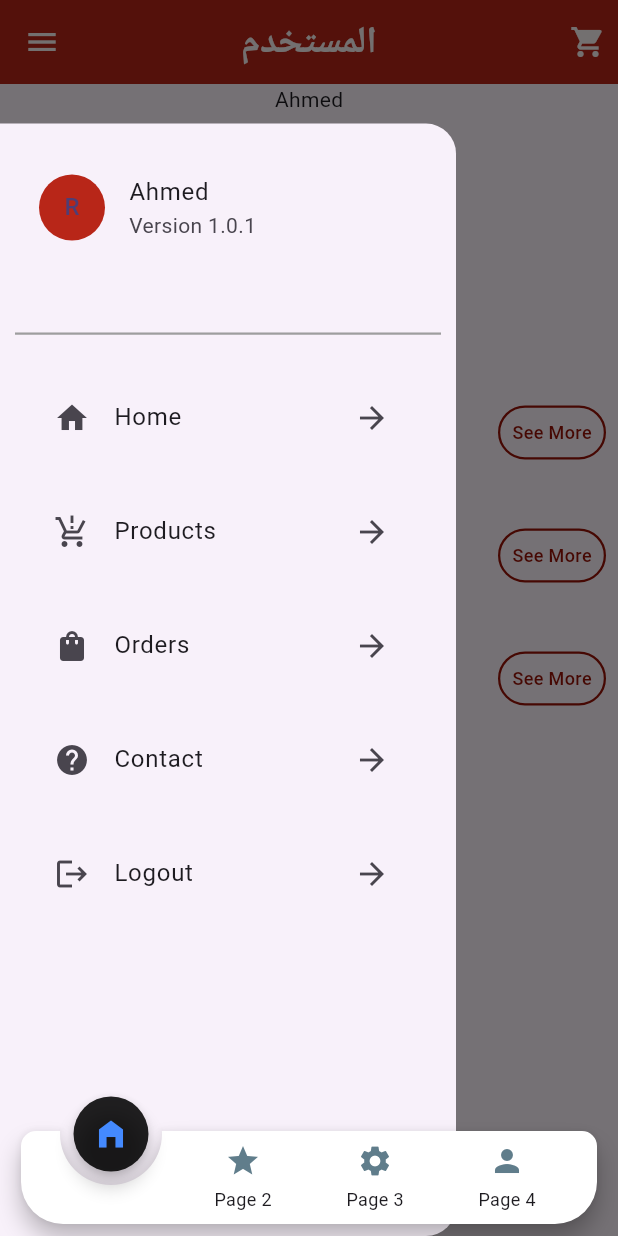
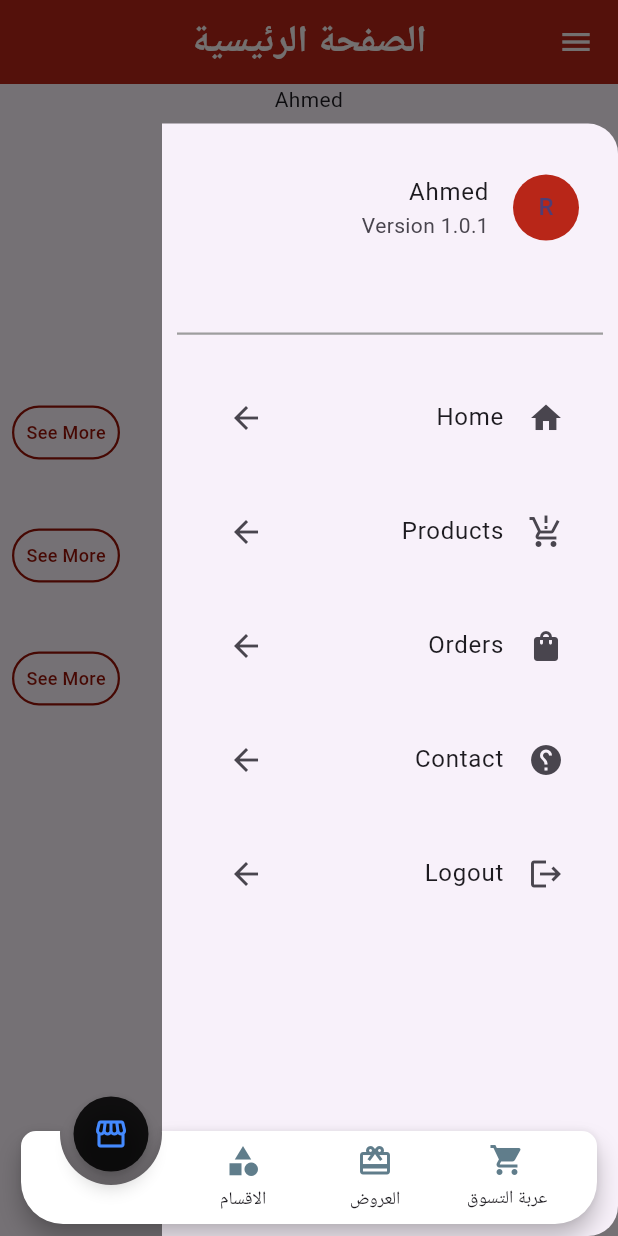
Before and after one commit to Ahmed-1016/E-Market, a Flutter app: the MyHomePage screen opened directly, with the side drawer open, on a phone screen of 412 x 824 dp. Run offline on Flutter 3.47's test engine with Material 3 defaults, Android fonts, the phone set to English and light mode, and no system bars; drawn by our look-alikes of animated_notch_bottom_bar, carousel_slider; our stand-ins replace cached_network_image, cloud_firestore, firebase_auth, firebase_core, firebase_messaging, flutter_easyloading and 5 more; missing offline and left inert: image_card; accounts and stored records are empty.

Commit message:
Your commit message

```diff
--- a/lib/controllers/cart-price-controller.dart
+++ b/lib/controllers/cart-price-controller.dart
@@ -6,6 +6,7 @@ import 'package:get/get.dart';
 
 class CartPriceController extends GetxController {
   RxDouble totalPrice = 0.0.obs;
+  int checkcart = 0;
   User? user = FirebaseAuth.instance.currentUser;
 
   @override
@@ -23,12 +24,15 @@ class CartPriceController extends GetxController {
         .get();
 
     double sum = 0.0;
+    int quantity = 0;
     for (final doc in snapshot.docs) {
       final data = doc.data();
       if (data != null && data.containsKey('productTotalPrice')) {
         sum += (data['productTotalPrice'] as num).toDouble();
+        quantity = (data['productQuantity'] as num).toInt();
       }
     }
     totalPrice.value = sum;
+    checkcart = quantity;
   }
 }
--- a/lib/main.dart
+++ b/lib/main.dart
@@ -11,24 +11,25 @@ void main() async {
     options: DefaultFirebaseOptions.currentPlatform,
   );
 
-  runApp(const MyApp());  //تشغيل التطبيق
+  runApp(MyApp()); //تشغيل التطبيق
 }
 
 class MyApp extends StatelessWidget {
-  const MyApp({super.key});  //البناء
+  MyApp({super.key}); //البناء
 
   // This widget is the root of your application.
   @override
   Widget build(BuildContext context) {
     return GetMaterialApp(
+      locale: Locale("ar"),
       debugShowCheckedModeBanner: false,
       title: 'E-Market',
       theme: ThemeData(
         colorScheme: ColorScheme.fromSeed(seedColor: Colors.deepPurple),
         useMaterial3: true,
       ),
-      home: const SplashScreen(),  //الشاشة الرئيسية
-      builder: EasyLoading.init(),     //تهيئة الloading
+      home: const SplashScreen(), //الشاشة الرئيسية
+      builder: EasyLoading.init(), //تهيئة الloading
     );
   }
 }
--- a/lib/screens/user-panel/my-home-page-screen.dart
+++ b/lib/screens/user-panel/my-home-page-screen.dart
@@ -1,5 +1,7 @@
-
 import 'package:animated_notch_bottom_bar/animated_notch_bottom_bar/animated_notch_bottom_bar.dart';
+import 'package:first/screens/user-panel/all-categories-screen.dart';
+import 'package:first/screens/user-panel/all-flash-sale-products-screen.dart';
+import 'package:first/screens/user-panel/cart-screen.dart';
 import 'package:first/screens/user-panel/user-main-screen.dart';
 import 'package:flutter/material.dart';
 
@@ -12,12 +14,13 @@ class MyHomePage extends StatefulWidget {
 
 class _MyHomePageState extends State<MyHomePage> {
   /// Controller to handle PageView and also handles initial page
-  final _pageController = PageController(initialPage: 0);
+  final _pageController = PageController(initialPage: 3);
 
   /// Controller to handle bottom nav bar and also handles initial page
-  final NotchBottomBarController _controller = NotchBottomBarController(index: 0);
+  final NotchBottomBarController _controller =
+      NotchBottomBarController(index: 3);
 
-  int maxCount = 5;
+  int maxCount = 4;
 
   @override
   void dispose() {
@@ -30,19 +33,17 @@ class _MyHomePageState extends State<MyHomePage> {
   Widget build(BuildContext context) {
     /// widget list
     final List<Widget> bottomBarPages = [
-      UserMainScreen(
-        controller: (_controller),
-      ),
-      const Page2(),
-      const Page3(),
-      const Page4(),
-
+      CartScreen(),
+      AllFlashSaleProductsScreen(),
+      AllCategoriesScreen(),
+      UserMainScreen(),
     ];
     return Scaffold(
       body: PageView(
         controller: _pageController,
         physics: const NeverScrollableScrollPhysics(),
-        children: List.generate(bottomBarPages.length, (index) => bottomBarPages[index]),
+        children: List.generate(
+            bottomBarPages.length, (index) => bottomBarPages[index]),
       ),
       extendBody: true,
       bottomNavigationBar: (bottomBarPages.length <= maxCount)
@@ -57,14 +58,14 @@ class _MyHomePageState extends State<MyHomePage> {
               kBottomRadius: 28.0,
 
               // notchShader: const SweepGradient(
-              //   startAngle: 0,
+              //   shopping_carttAngle: 0,
               //   endAngle: pi / 2,
               //   colors: [Colors.red, Colors.green, Colors.orange],
               //   tileMode: TileMode.mirror,
               // ).createShader(Rect.fromCircle(center: Offset.zero, radius: 8.0)),
               notchColor: Colors.black87,
 
-              // / restart app if you change removeMargins
+              // / reshopping_cartt app if you change removeMargins
               removeMargins: false,
               bottomBarWidth: 500,
               showShadow: true,
@@ -75,45 +76,46 @@ class _MyHomePageState extends State<MyHomePage> {
               elevation: 1,
               bottomBarItems: const [
                 BottomBarItem(
+                  inActiveItem:
+                      Icon(Icons.shopping_cart, color: Colors.blueGrey),
+                  activeItem: Icon(
+                    Icons.shopping_cart,
+                    color: Colors.blueAccent,
+                  ),
+                  itemLabel: 'عربة التسوق',
+                ),
+                BottomBarItem(
                   inActiveItem: Icon(
-                    Icons.home_filled,
+                    Icons.card_giftcard,
                     color: Colors.blueGrey,
                   ),
                   activeItem: Icon(
-                    Icons.home_filled,
+                    Icons.card_giftcard,
+                    color: Colors.pink,
+                  ),
+                  itemLabel: 'العروض',
+                ),
+                BottomBarItem(
+                  inActiveItem: Icon(
+                    Icons.category,
+                    color: Colors.blueGrey,
+                  ),
+                  activeItem: Icon(
+                    Icons.category,
+                    color: Colors.yellow,
+                  ),
+                  itemLabel: 'الاقسام',
+                ),
+                BottomBarItem(
+                  inActiveItem: Icon(
+                    Icons.storefront,
+                    color: Colors.blueGrey,
+                  ),
+                  activeItem: Icon(
+                    Icons.storefront,
                     color: Colors.blueAccent,
                   ),
                   itemLabel: 'الرئيسية',
-                ),
-                BottomBarItem(
-                  inActiveItem: Icon(Icons.star, color: Colors.blueGrey),
-                  activeItem: Icon(
-                    Icons.star,
-                    color: Colors.blueAccent,
-                  ),
-                  itemLabel: 'Page 2',
-                ),
-                BottomBarItem(
-                  inActiveItem: Icon(
-                    Icons.settings,
-                    color: Colors.blueGrey,
-                  ),
-                  activeItem: Icon(
-                    Icons.settings,
-                    color: Colors.pink,
-                  ),
-                  itemLabel: 'Page 3',
-                ),
-                BottomBarItem(
-                  inActiveItem: Icon(
-                    Icons.person,
-                    color: Colors.blueGrey,
-                  ),
-                  activeItem: Icon(
-                    Icons.person,
-                    color: Colors.yellow,
-                  ),
-                  itemLabel: 'Page 4',
                 ),
               ],
               onTap: (index) {
@@ -127,31 +129,12 @@ class _MyHomePageState extends State<MyHomePage> {
   }
 }
 
+// class Page2 extends StatelessWidget {
+//   const Page2({super.key});
 
-
-class Page2 extends StatelessWidget {
-  const Page2({super.key});
-
-  @override
-  Widget build(BuildContext context) {
-    return Container(color: Colors.green, child: const Center(child: Text('Page 2')));
-  }
-}
-
-class Page3 extends StatelessWidget {
-  const Page3({super.key});
-
-  @override
-  Widget build(BuildContext context) {
-    return Container(color: Colors.red, child: const Center(child: Text('Page 3')));
-  }
-}
-
-class Page4 extends StatelessWidget {
-  const Page4({super.key});
-
-  @override
-  Widget build(BuildContext context) {
-    return Container(color: Colors.blue, child: const Center(child: Text('Page 4')));
-  }
-}
+//   @override
+//   Widget build(BuildContext context) {
+//     return Container(
+//         color: Colors.green, child: const Center(child: Text('Page 2')));
+//   }
+// }
--- a/lib/screens/user-panel/user-main-screen.dart
+++ b/lib/screens/user-panel/user-main-screen.dart
@@ -1,10 +1,8 @@
 // ignore_for_file: file_names, prefer_const_constructors, no_leading_underscores_for_local_identifiers, avoid_unnecessary_containers, unused_element
 
-import 'package:animated_notch_bottom_bar/animated_notch_bottom_bar/animated_notch_bottom_bar.dart';
 import 'package:first/screens/user-panel/all-Products-screen.dart';
 import 'package:first/screens/user-panel/all-categories-screen.dart';
 import 'package:first/screens/user-panel/all-flash-sale-products-screen.dart';
-import 'package:first/screens/user-panel/cart-screen.dart';
 import 'package:first/utils/app-constant.dart';
 import 'package:first/widgets/all-products-widget.dart';
 import 'package:first/widgets/banners-widget.dart';
@@ -18,7 +16,7 @@ import 'package:get/get.dart';
 import '../../widgets/flash-sale-widget.dart';
 
 class UserMainScreen extends StatefulWidget {
-  const UserMainScreen({super.key, required NotchBottomBarController controller});
+  const UserMainScreen({super.key});
 
   @override
   State<UserMainScreen> createState() => _UserMainScreenState();
@@ -26,7 +24,7 @@ class UserMainScreen extends StatefulWidget {
 
 class _UserMainScreenState extends State<UserMainScreen> {
   Future<void> _refresh() async {
-    await Future.delayed(Duration(seconds: 1 ));
+    await Future.delayed(Duration(seconds: 1));
     setState(() {});
   }
 
@@ -39,25 +37,14 @@ class _UserMainScreenState extends State<UserMainScreen> {
             statusBarColor: AppConstant.appSecondaryColor,
             statusBarIconBrightness: Brightness.light),
         backgroundColor: AppConstant.appMainColor,
-        title: Text(
-          AppConstant.userScrenMainName,
+        title: Text("الصفحة الرئيسية",
             style: TextStyle(
                 color: AppConstant.appTextColor,
                 fontSize: 25,
-              fontWeight: FontWeight.bold),
+                fontWeight: FontWeight.bold)),
+        centerTitle: true,
       ),
-        centerTitle: true,
-        actions: [
-          GestureDetector(
-            onTap: () => Get.to(()=>CartScreen()),
-            child: Padding(
-              padding: const EdgeInsets.all(8.0),
-              child: Icon(Icons.shopping_cart),
-            ),
-          )
-        ],
-      ),
-      drawer: DrawerWidget(),
+      drawer: CustomDrawerWidget(),
       body: RefreshIndicator(
         onRefresh: _refresh,
         child: SingleChildScrollView(
@@ -66,30 +53,25 @@ class _UserMainScreenState extends State<UserMainScreen> {
             child: Column(
               children: [
                 Text("Ahmed"),
-                SizedBox(
-                  height: Get.height / 50,
-                ),
+                SizedBox(height: Get.height / 50),
                 BannerWidget(),
                 HeadingWidget(
                     headingTitle: "Categories",
                     headingSubTitle: "According to your budget",
                     onTap: () => Get.to(() => AllCategoriesScreen()),
-                  buttonText: "See More",
-                ),
+                    buttonText: "See More"),
                 CategoryWidget(),
                 HeadingWidget(
                     headingTitle: "Flah Sale",
                     headingSubTitle: "According to your budget",
                     onTap: () => Get.to(() => AllFlashSaleProductsScreen()),
-                  buttonText: "See More",
-                ),
+                    buttonText: "See More"),
                 FlashSaleWidget(),
                 HeadingWidget(
                     headingTitle: "All Products",
                     headingSubTitle: "According to your budget",
                     onTap: () => Get.to(() => AllProductsScreen()),
-                  buttonText: "See More",
-                ),
+                    buttonText: "See More"),
                 AllProductsWidget(),
               ],
             ),
--- a/lib/widgets/custom-drawer-widget.dart
+++ b/lib/widgets/custom-drawer-widget.dart
@@ -9,14 +9,14 @@ import 'package:google_sign_in/google_sign_in.dart';
 
 import '../screens/auth-panel/welcome-screen.dart';
 
-class DrawerWidget extends StatefulWidget {
-  const DrawerWidget({super.key});
+class CustomDrawerWidget extends StatefulWidget {
+  const CustomDrawerWidget({super.key});
 
   @override
-  State<DrawerWidget> createState() => _DrawerWidgetState();
+  State<CustomDrawerWidget> createState() => _CustomDrawerWidgetState();
 }
 
-class _DrawerWidgetState extends State<DrawerWidget> {
+class _CustomDrawerWidgetState extends State<CustomDrawerWidget> {
   @override
   Widget build(BuildContext context) {
     return Padding(
```
Also changed, not shown: lib/screens/user-panel/all-categories-screen.dart (+1 -11 lines), lib/screens/user-panel/all-flash-sale-products-screen.dart (+5 -13 lines), lib/screens/user-panel/cart-screen.dart (+17 -3 lines), 1 other file. Lines whose indentation alone changed are shown as unchanged.
